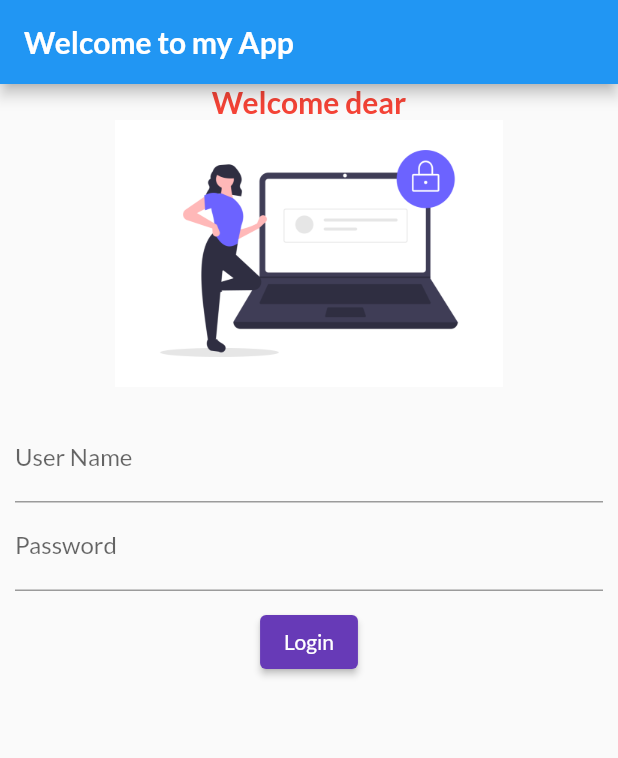
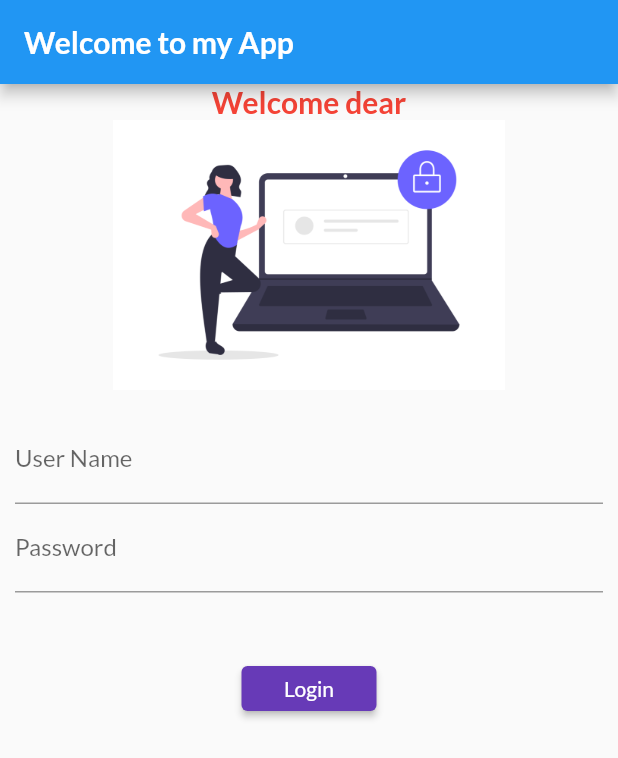
Before and after one commit to amitv212/30-days-of-flutter, a Flutter app: the screen it shows after launch, on a phone screen of 412 x 824 dp. Shown: the top 758 px of the screen. Run offline on Flutter 3.47's test engine with Material 2 defaults, Android fonts, the phone set to English and light mode, and no system bars; our stand-ins replace google_fonts.

Commit message:
day 5 completed

```diff
--- a/lib/main.dart
+++ b/lib/main.dart
@@ -1,6 +1,7 @@
 import 'package:flutter/material.dart';
 import 'package:flutterproj1/pages/home_page.dart';
 import 'package:flutterproj1/pages/login_page.dart';
+import 'package:flutterproj1/utils/routes.dart';
 import 'package:google_fonts/google_fonts.dart';
 void main(){
   runApp(myApp());
@@ -11,6 +12,7 @@
     return MaterialApp(
       // home: homepage(),
       themeMode: ThemeMode.light,
+      debugShowCheckedModeBanner: false,
       theme: ThemeData(
         primarySwatch: Colors.deepPurple,
         fontFamily: GoogleFonts.lato().fontFamily,
@@ -20,8 +22,8 @@
       ),
       initialRoute: "/loginPage",
       routes: {
-       "/loginPage" : (context) => LoginPage(),
-        "/homepage" : (context) => HomePage(),
+       myRoutes.loginRoute : (context) => LoginPage(),
+        myRoutes.HomeRoute : (context) => HomePage(),
       },
     );
   }
--- a/lib/pages/login_page.dart
+++ b/lib/pages/login_page.dart
@@ -1,6 +1,7 @@
 import 'dart:ui';
 
 import 'package:flutter/material.dart';
+import 'package:flutterproj1/utils/routes.dart';
 
 class LoginPage extends StatelessWidget {
   @override
@@ -16,7 +17,8 @@
         backgroundColor: Colors.blue,
       ),
 
-      body: Column(
+      body:SingleChildScrollView(
+      child:Column(
         children: [
           Text("Welcome dear",
           style: TextStyle(
@@ -26,10 +28,10 @@
           ),
           ),
           Image.asset("assets/images/login_image.png",
-              scale: 4,
+              height: 180,
           ),
           SizedBox(
-            height: 2,
+            height: 1,
           ),
           Padding(
             padding: const EdgeInsets.symmetric(vertical: 16.0,horizontal: 10.0) ,
@@ -49,17 +51,20 @@
                   ),
                 ),
                 SizedBox(
-                  height: 10,
+                  height: 40,
                 ),
-                ElevatedButton(onPressed: () {},
+                ElevatedButton(onPressed: () {
+                  Navigator.pushNamed(context, myRoutes.HomeRoute);
+                },
                     child: Text("Login"),
-                  style: TextButton.styleFrom(),
+                  style: TextButton.styleFrom(minimumSize:Size(90, 30)),
                 ),
               ],
             ),
           ),
         ],
       ),
+      ),
     );
   }
 }
--- /dev/null
+++ b/lib/utils/routes.dart
@@ -0,0 +1,4 @@
+class myRoutes {
+  static String loginRoute= "/loginPage";
+  static String HomeRoute= "/homePage";
+}
```
